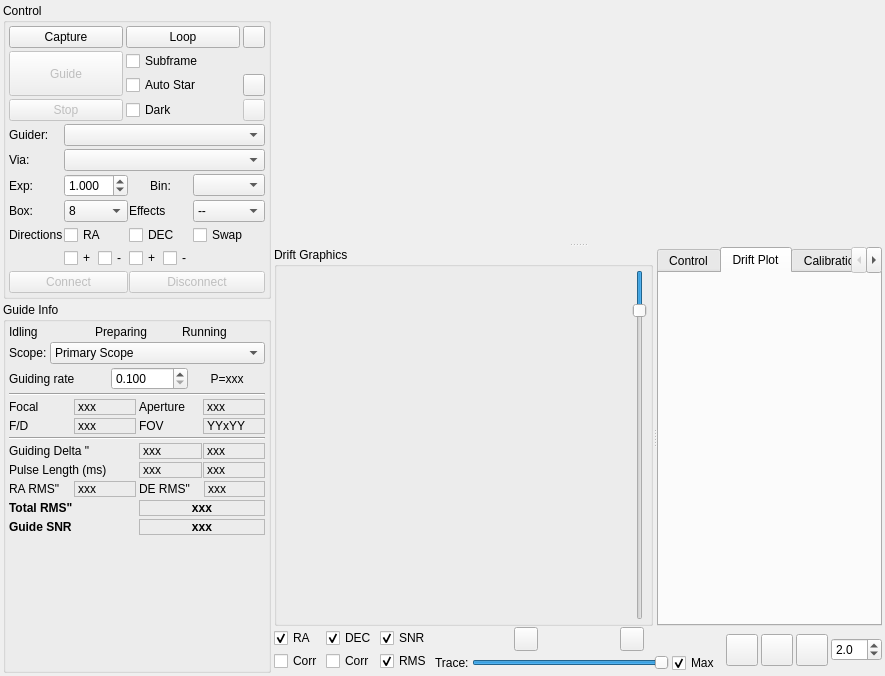
The window that kstars-astropi/kstars/ekos/guide/guide.ui (Andre87osx/AstroPi-system) describes before a commit, drawn with Qt 5.
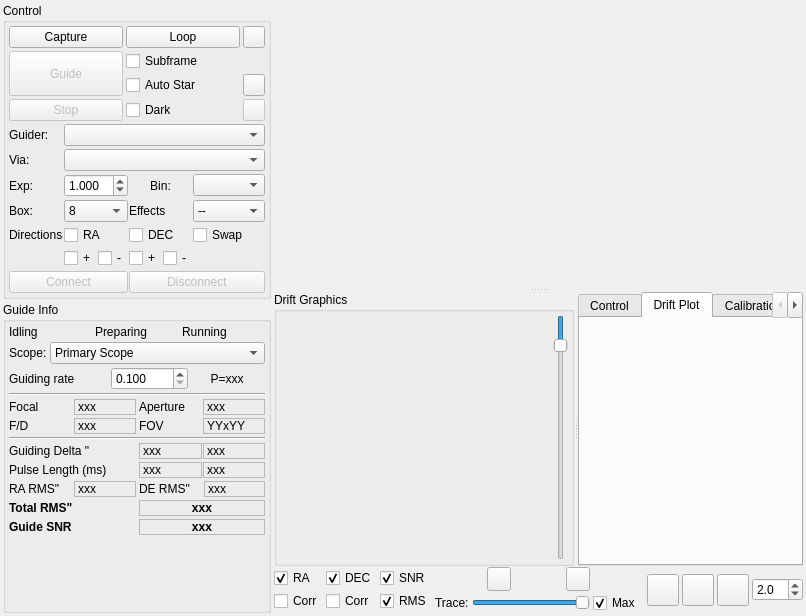
The same window after the commit. Icons and pictures are not drawn. Custom widgets are drawn as their Qt base class.

Commit message: fix: Adjust minimum size of driftGraph for improved visibility and update tabWidget size policy

What changed in the file:
```diff
--- a/kstars-astropi/kstars/ekos/guide/guide.ui
+++ b/kstars-astropi/kstars/ekos/guide/guide.ui
@@ -1140,8 +1140,8 @@
              <widget class="QCustomPlot" name="driftGraph" native="true">
               <property name="minimumSize">
                <size>
-                <width>350</width>
-                <height>350</height>
+                <width>200</width>
+                <height>200</height>
                </size>
               </property>
               <property name="maximumSize">
@@ -1203,7 +1203,7 @@
         <widget class="QTabWidget" name="tabWidget">
          <property name="sizePolicy">
           <sizepolicy hsizetype="Preferred" vsizetype="Preferred">
-           <horstretch>0</horstretch>
+           <horstretch>1</horstretch>
            <verstretch>0</verstretch>
           </sizepolicy>
          </property>
```
